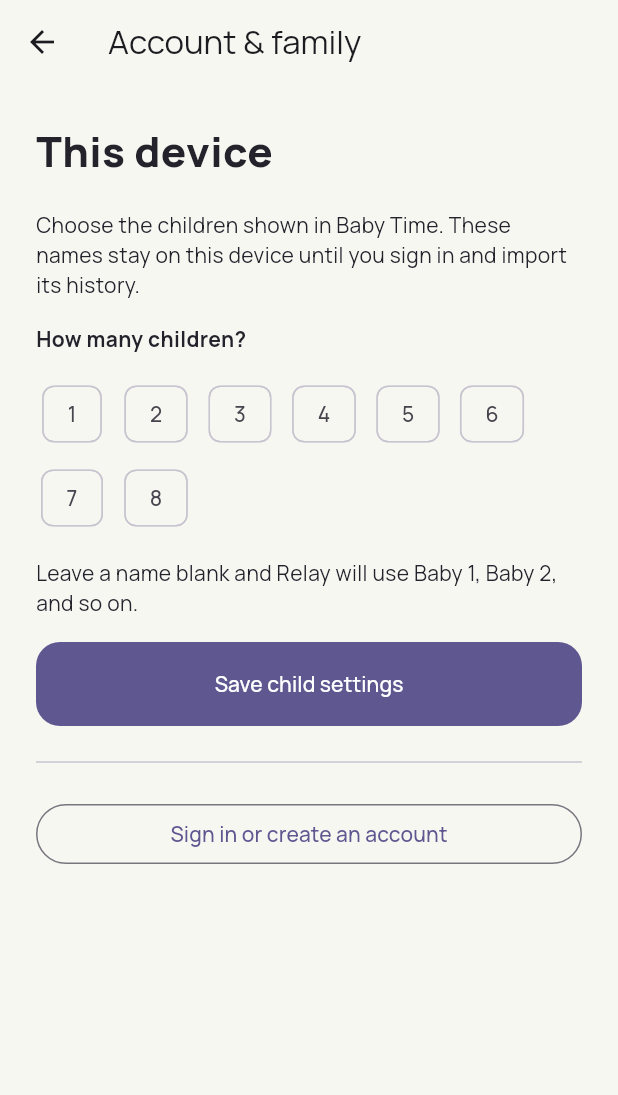
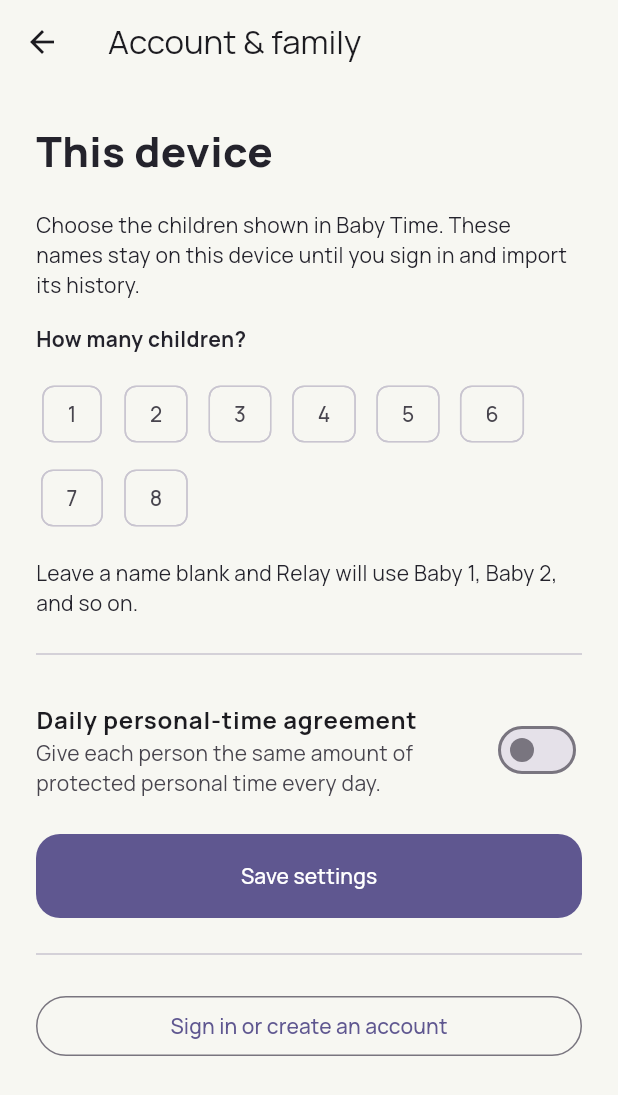
Before and after one commit to luhlo/relay, a Flutter app: the LocalAccountSettings screen opened directly with empty values, on a phone screen of 412 x 824 dp. Shown: the top 1095 px of the screen. Run offline on Flutter 3.47's test engine with Material 3 defaults, Android fonts, the phone set to English and light mode, and no system bars; our stand-ins replace flutter_local_notifications, shared_preferences, sqflite, supabase_flutter, timezone; accounts and stored records are empty; network calls fail.

Commit message:
Add configurable personal time agreement

```diff
--- a/lib/account.dart
+++ b/lib/account.dart
@@ -22,6 +22,15 @@ List<String> householdChildren(Map<String, dynamic> household) {
     household['child_one'] ?? 'Baby 1',
     household['child_two'] ?? 'Baby 2',
   ];
+}
+
+String personalTimeAgreement(int hours) {
+  final duration = hours == 1 ? '1 hour' : '$hours hours';
+  return 'Each person gets $duration of personal time every day, Monday through Sunday. '
+      'You can coordinate the schedule together each day.\n\n'
+      'Personal time can be used for anything you need to do on your own, including work, school, showering, using the bathroom, running errands, grocery shopping, or simply taking personal time.\n\n'
+      'If your time is interrupted, you may pause the clock. The person whose personal-time period is active is responsible for tracking their time and interruptions and sharing the final time with the other person during the handoff.\n\n'
+      'If one person needs more than $duration on a particular day, the other person receives one additional hour in their time bank. That free hour can be used whenever they choose.';
 }
 
 class AccountGate extends StatefulWidget {
@@ -119,6 +128,8 @@ class _AccountGateState extends State<AccountGate> {
         builder: (_) => LocalAccountSettings(
           store: localStore,
           initialChildNames: state.childNames,
+          initialPersonalTimeEnabled: state.personalTimeEnabled,
+          initialDailyPersonalHours: state.dailyPersonalHours,
           onSignIn: () {
             Navigator.pop(context, false);
             setState(() => local = false);
@@ -196,10 +207,14 @@ class LocalAccountSettings extends StatefulWidget {
     super.key,
     required this.store,
     required this.initialChildNames,
+    required this.initialPersonalTimeEnabled,
+    required this.initialDailyPersonalHours,
     required this.onSignIn,
   });
   final RelayStore store;
   final List<String> initialChildNames;
+  final bool initialPersonalTimeEnabled;
+  final int initialDailyPersonalHours;
   final VoidCallback onSignIn;
 
   @override
@@ -211,6 +226,8 @@ class _LocalAccountSettingsState extends State<LocalAccountSettings> {
     for (final name in widget.initialChildNames)
       TextEditingController(text: name),
   ];
+  late bool personalTimeEnabled = widget.initialPersonalTimeEnabled;
+  late int dailyPersonalHours = widget.initialDailyPersonalHours;
   bool busy = false;
   String? message;
 
@@ -244,6 +261,8 @@ class _LocalAccountSettingsState extends State<LocalAccountSettings> {
               ? 'Baby ${entry.$1 + 1}'
               : entry.$2.text.trim(),
       ];
+      state.personalTimeEnabled = personalTimeEnabled;
+      state.dailyPersonalHours = dailyPersonalHours;
       await widget.store.save(state);
       if (mounted) Navigator.pop(context, true);
     } catch (_) {
@@ -292,10 +311,44 @@ class _LocalAccountSettingsState extends State<LocalAccountSettings> {
         const Text(
           'Leave a name blank and Relay will use Baby 1, Baby 2, and so on.',
         ),
+        const Divider(),
+        SwitchListTile.adaptive(
+          contentPadding: EdgeInsets.zero,
+          title: const Text(
+            'Daily personal-time agreement',
+            style: TextStyle(fontWeight: FontWeight.bold),
+          ),
+          subtitle: const Text(
+            'Give each person the same amount of protected personal time every day.',
+          ),
+          value: personalTimeEnabled,
+          onChanged: busy
+              ? null
+              : (value) => setState(() => personalTimeEnabled = value),
+        ),
+        if (personalTimeEnabled) ...[
+          DropdownButtonFormField<int>(
+            initialValue: dailyPersonalHours,
+            decoration: const InputDecoration(
+              labelText: 'Hours per person each day',
+            ),
+            items: [
+              for (var hours = 1; hours <= 12; hours++)
+                DropdownMenuItem(
+                  value: hours,
+                  child: Text(hours == 1 ? '1 hour' : '$hours hours'),
+                ),
+            ],
+            onChanged: busy
+                ? null
+                : (value) => setState(() => dailyPersonalHours = value!),
+          ),
+          Text(personalTimeAgreement(dailyPersonalHours)),
+        ],
         if (message != null) Text(message!),
         FilledButton(
           onPressed: busy ? null : save,
-          child: Text(busy ? 'Saving…' : 'Save child settings'),
+          child: Text(busy ? 'Saving…' : 'Save settings'),
         ),
         const Divider(),
         OutlinedButton(
@@ -839,6 +892,9 @@ class _HouseholdAccountState extends State<HouseholdAccount> {
     text: widget.household['name'] as String,
   );
   bool busy = false;
+  bool personalTimeEnabled = false;
+  int dailyPersonalHours = 3;
+  bool loadingPersonalTime = true;
   String inviteRole = 'caregiver';
   String? message, invitation;
   List<Map<String, dynamic>> members = [];
@@ -846,6 +902,7 @@ class _HouseholdAccountState extends State<HouseholdAccount> {
   void initState() {
     super.initState();
     loadMembers();
+    loadPersonalTimeSettings();
   }
 
   @override
@@ -869,6 +926,35 @@ class _HouseholdAccountState extends State<HouseholdAccount> {
       widget.household['name'] = name;
       message = 'Family name updated.';
     });
+  }
+
+  Future<void> savePersonalTimeSettings() async {
+    await run(() async {
+      final state = await widget.store.load();
+      state.personalTimeEnabled = personalTimeEnabled;
+      state.dailyPersonalHours = dailyPersonalHours;
+      await widget.store.save(state);
+      message = 'Personal-time agreement saved to your account.';
+    });
+  }
+
+  Future<void> loadPersonalTimeSettings() async {
+    try {
+      final state = await widget.store.load();
+      if (!mounted) return;
+      setState(() {
+        personalTimeEnabled = state.personalTimeEnabled;
+        dailyPersonalHours = state.dailyPersonalHours;
+        loadingPersonalTime = false;
+      });
+    } catch (_) {
+      if (!mounted) return;
+      setState(() {
+        loadingPersonalTime = false;
+        message =
+            'Could not load personal-time settings. Reopen this page to retry.';
+      });
+    }
   }
 
   Future<void> loadMembers() async {
@@ -963,6 +1049,46 @@ class _HouseholdAccountState extends State<HouseholdAccount> {
         Text(householdChildren(widget.household).join(' · ')),
         const Text(
           'Cloud changes require a connection. Use Refresh to load changes made on another device.',
+        ),
+        const Divider(),
+        SwitchListTile.adaptive(
+          contentPadding: EdgeInsets.zero,
+          title: const Text(
+            'Daily personal-time agreement',
+            style: TextStyle(fontWeight: FontWeight.bold),
+          ),
+          subtitle: const Text(
+            'Give each person the same amount of protected personal time every day. This preference is saved to your account.',
+          ),
+          value: personalTimeEnabled,
+          onChanged: busy || loadingPersonalTime
+              ? null
+              : (value) => setState(() => personalTimeEnabled = value),
+        ),
+        if (personalTimeEnabled) ...[
+          DropdownButtonFormField<int>(
+            initialValue: dailyPersonalHours,
+            decoration: const InputDecoration(
+              labelText: 'Hours per person each day',
+            ),
+            items: [
+              for (var hours = 1; hours <= 12; hours++)
+                DropdownMenuItem(
+                  value: hours,
+                  child: Text(hours == 1 ? '1 hour' : '$hours hours'),
+                ),
+            ],
+            onChanged: busy
+                ? null
+                : (value) => setState(() => dailyPersonalHours = value!),
+          ),
+          Text(personalTimeAgreement(dailyPersonalHours)),
+        ],
+        FilledButton(
+          onPressed: busy || loadingPersonalTime
+              ? null
+              : savePersonalTimeSettings,
+          child: const Text('Save personal-time settings'),
         ),
         const Text(
           'Family members',
--- a/lib/model.dart
+++ b/lib/model.dart
@@ -124,6 +124,8 @@ class RelayState {
     List<Shift>? shifts,
     List<Session>? sessions,
     this.alerts = false,
+    this.personalTimeEnabled = false,
+    this.dailyPersonalHours = 3,
     List<String>? childNames,
     String? childOne,
     String? childTwo,
@@ -133,6 +135,8 @@ class RelayState {
   final List<Shift> shifts;
   final List<Session> sessions;
   bool alerts;
+  bool personalTimeEnabled;
+  int dailyPersonalHours;
   List<String> childNames;
   String get childOne => childNames.first;
   set childOne(String value) => childNames[0] = value;
@@ -345,11 +349,13 @@ class RelayState {
   }
 
   Map<String, dynamic> toJson() => {
-    'version': 3,
+    'version': 4,
     'childNames': childNames,
     'childOne': childOne,
     'childTwo': childTwo,
     'alerts': alerts,
+    'personalTimeEnabled': personalTimeEnabled,
+    'dailyPersonalHours': dailyPersonalHours,
     'shifts': shifts.map((s) => s.toJson()).toList(),
     'sessions': sessions.map((s) => s.toJson()).toList(),
   };
@@ -358,6 +364,8 @@ class RelayState {
         ? [j['childOne'] ?? 'Baby 1', j['childTwo'] ?? 'Baby 2']
         : List<String>.from(j['childNames']),
     alerts: j['alerts'] ?? false,
+    personalTimeEnabled: j['personalTimeEnabled'] ?? false,
+    dailyPersonalHours: (j['dailyPersonalHours'] as num?)?.toInt() ?? 3,
     shifts: (j['shifts'] as List).map((e) => Shift.fromJson(e)).toList(),
     sessions: (j['sessions'] as List).map((e) => Session.fromJson(e)).toList(),
   );
```
Also changed, not shown: 3 other files.
